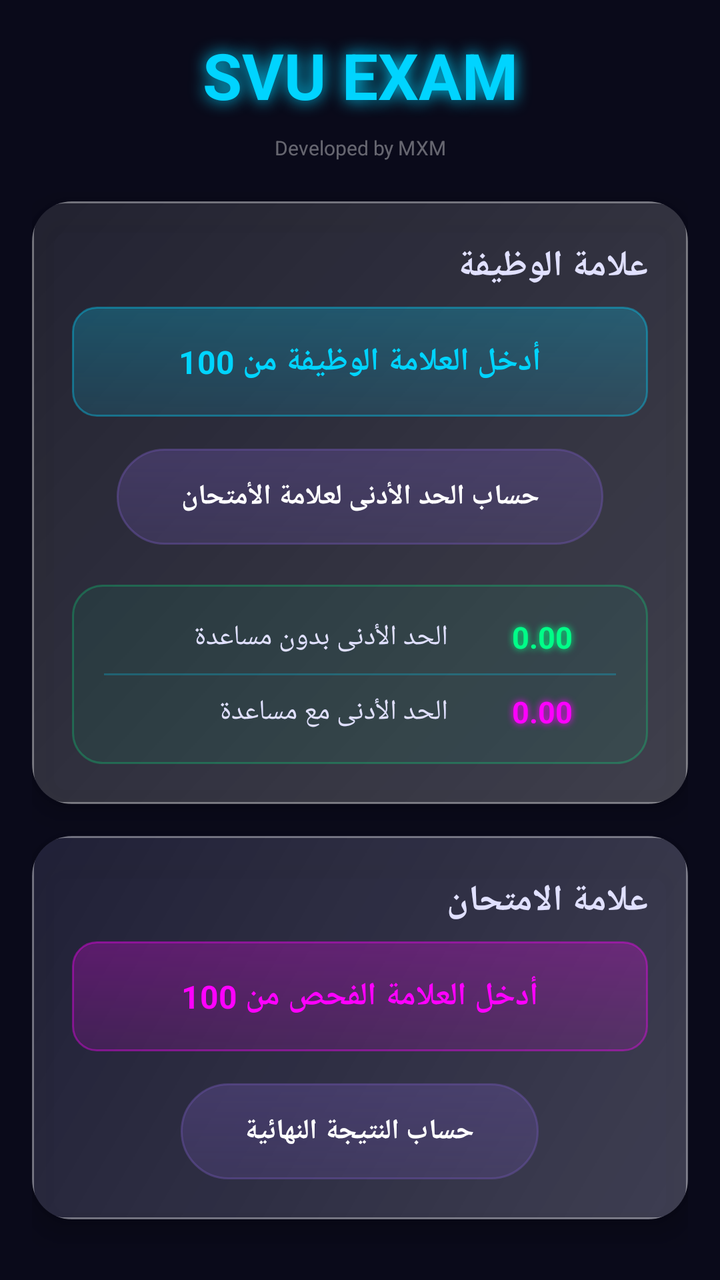
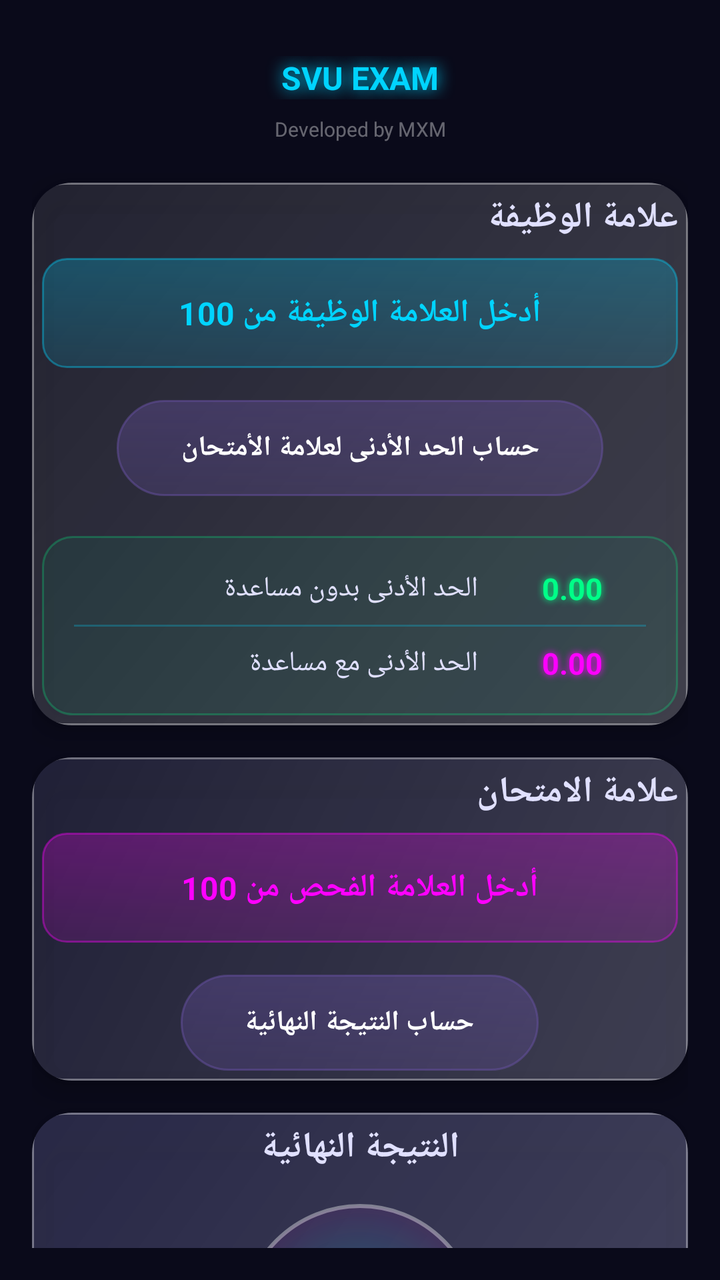

Compare the two renders of this Android layout. The source of the first and the diff that turns it into the second are given below.
<!-- AndroidManifest.xml: application theme Theme.MXM_SVU_EXAM -->
<!-- res/layout/activity_main.xml -->
<?xml version="1.0" encoding="utf-8"?>
<androidx.constraintlayout.widget.ConstraintLayout xmlns:android="http://schemas.android.com/apk/res/android"
    xmlns:app="http://schemas.android.com/apk/res-auto"
    android:layout_width="match_parent"
    android:layout_height="match_parent"
    android:background="#0A0A1A"
    android:padding="16dp">

    <TextView
        android:id="@+id/tvAppTitle"
        android:layout_width="0dp"
        android:layout_height="wrap_content"
        android:text="SVU EXAM"
        android:textColor="#00D4FF"
        android:textSize="32sp"
        android:textStyle="bold"
        android:gravity="center"
        android:shadowColor="#00D4FF"
        android:shadowDx="0"
        android:shadowDy="0"
        android:shadowRadius="20"
        app:layout_constraintEnd_toEndOf="parent"
        app:layout_constraintStart_toStartOf="parent"
        app:layout_constraintTop_toTopOf="parent" />

    <TextView
        android:id="@+id/tvDeveloper"
        android:layout_width="wrap_content"
        android:layout_height="wrap_content"
        android:text="Developed by MXM"
        android:textColor="#60FFFFFF"
        android:textSize="10sp"
        android:padding="4dp"
        app:layout_constraintEnd_toEndOf="parent"
        app:layout_constraintStart_toStartOf="parent"
        app:layout_constraintTop_toBottomOf="@+id/tvAppTitle"
        android:layout_marginTop="4dp" />

    <androidx.cardview.widget.CardView
        android:id="@+id/cardAssignment"
        android:layout_width="0dp"
        android:layout_height="wrap_content"
        app:cardCornerRadius="20dp"
        app:cardElevation="8dp"
        app:cardBackgroundColor="#801E1E2E"
        app:layout_constraintEnd_toEndOf="parent"
        app:layout_constraintStart_toStartOf="parent"
        app:layout_constraintTop_toBottomOf="@+id/tvDeveloper"
        android:layout_marginTop="16dp">

        <LinearLayout
            android:layout_width="match_parent"
            android:layout_height="wrap_content"
            android:orientation="vertical"
            android:padding="20dp"
            android:background="@drawable/glass_effect">

            <TextView
                android:layout_width="match_parent"
                android:layout_height="wrap_content"
                android:text="علامة الوظيفة"
                android:textColor="#E0E0FF"
                android:textSize="18sp"
                android:textStyle="bold"
                android:layout_marginBottom="8dp" />

            <EditText
                android:id="@+id/etAssignment"
                android:layout_width="match_parent"
                android:layout_height="55dp"
                android:inputType="numberDecimal"
                android:hint="أدخل العلامة الوظيفة من 100"
                android:textColor="#FFFFFF"
                android:textColorHint="#00D4FF"
                android:textSize="16sp"
                android:padding="16dp"
                android:background="@drawable/cyber_input"
                android:textStyle="bold"
                android:gravity="center" />

            <Button
                android:id="@+id/btnCalculateMin"
                android:layout_width="wrap_content"
                android:layout_height="48dp"
                android:text="حساب الحد الأدنى لعلامة الأمتحان"
                android:layout_gravity="center"
                android:layout_marginTop="16dp"
                android:paddingStart="32dp"
                android:paddingEnd="32dp"
                android:background="@drawable/cyber_button"
                android:textColor="#FFFFFF"
                android:textSize="14sp"
                android:textStyle="bold" />

            
            <LinearLayout
                android:layout_width="match_parent"
                android:layout_height="wrap_content"
                android:orientation="vertical"
                android:layout_marginTop="20dp"
                android:background="@drawable/neon_border"
                android:padding="16dp">

                <LinearLayout
                    android:layout_width="match_parent"
                    android:layout_height="wrap_content"
                    android:orientation="horizontal"
                    android:gravity="center_vertical"
                    android:paddingStart="8dp"
                    android:paddingEnd="8dp">

                    <TextView
                        android:layout_width="0dp"
                        android:layout_height="wrap_content"
                        android:layout_weight="1"
                        android:text="الحد الأدنى بدون مساعدة"
                        android:textColor="#E0E0FF"
                        android:textSize="14sp"
                        android:paddingEnd="16dp" />

                    <TextView
                        android:id="@+id/tvMinWithoutHelp"
                        android:layout_width="wrap_content"
                        android:layout_height="wrap_content"
                        android:text="0.00"
                        android:textColor="#00FF88"
                        android:textSize="15sp"
                        android:textStyle="bold"
                        android:shadowColor="#00FF88"
                        android:shadowDx="0"
                        android:shadowDy="0"
                        android:shadowRadius="8"
                        android:paddingStart="16dp"
                        android:minWidth="60dp" />

                </LinearLayout>

                <View
                    android:layout_width="match_parent"
                    android:layout_height="1dp"
                    android:background="#4000D4FF"
                    android:layout_marginVertical="8dp" />

                <LinearLayout
                    android:layout_width="match_parent"
                    android:layout_height="wrap_content"
                    android:orientation="horizontal"
                    android:gravity="center_vertical"
                    android:paddingStart="8dp"
                    android:paddingEnd="8dp">

                    <TextView
                        android:layout_width="0dp"
                        android:layout_height="wrap_content"
                        android:layout_weight="1"
                        android:text="الحد الأدنى مع مساعدة"
                        android:textColor="#E0E0FF"
                        android:textSize="14sp"
                        android:paddingEnd="16dp" />

                    <TextView
                        android:id="@+id/tvMinWithHelp"
                        android:layout_width="wrap_content"
                        android:layout_height="wrap_content"
                        android:text="0.00"
                        android:textColor="#FF00FF"
                        android:textSize="15sp"
                        android:textStyle="bold"
                        android:shadowColor="#FF00FF"
                        android:shadowDx="0"
                        android:shadowDy="0"
                        android:shadowRadius="8"
                        android:paddingStart="16dp"
                        android:minWidth="60dp" />

                </LinearLayout>
            </LinearLayout>
        </LinearLayout>
    </androidx.cardview.widget.CardView>

    
    <androidx.cardview.widget.CardView
        android:id="@+id/cardExam"
        android:layout_width="0dp"
        android:layout_height="wrap_content"
        app:cardCornerRadius="20dp"
        app:cardElevation="8dp"
        app:cardBackgroundColor="#801A1A3A"
        app:layout_constraintEnd_toEndOf="parent"
        app:layout_constraintStart_toStartOf="parent"
        app:layout_constraintTop_toBottomOf="@+id/cardAssignment"
        android:layout_marginTop="16dp">

        <LinearLayout
            android:layout_width="match_parent"
            android:layout_height="wrap_content"
            android:orientation="vertical"
            android:padding="20dp"
            android:background="@drawable/glass_effect">

            <TextView
                android:layout_width="match_parent"
                android:layout_height="wrap_content"
                android:text="علامة الامتحان"
                android:textColor="#E0E0FF"
                android:textSize="18sp"
                android:textStyle="bold"
                android:layout_marginBottom="8dp" />

            <EditText
                android:id="@+id/etExam"
                android:layout_width="match_parent"
                android:layout_height="55dp"
                android:inputType="numberDecimal"
                android:hint="أدخل العلامة الفحص من 100"
                android:textColor="#FFFFFF"
                android:textColorHint="#FF00FF"
                android:textSize="16sp"
                android:padding="16dp"
                android:background="@drawable/cyber_input_pink"
                android:textStyle="bold"
                android:gravity="center" />

            <Button
                android:id="@+id/btnCalculateFinal"
                android:layout_width="wrap_content"
                android:layout_height="48dp"
                android:text="حساب النتيجة النهائية"
                android:layout_gravity="center"
                android:layout_marginTop="16dp"
                android:paddingStart="32dp"
                android:paddingEnd="32dp"
                android:background="@drawable/cyber_button_pink"
                android:textColor="#FFFFFF"
                android:textSize="14sp"
                android:textStyle="bold" />
        </LinearLayout>
    </androidx.cardview.widget.CardView>

    
    <androidx.cardview.widget.CardView
        android:id="@+id/cardResult"
        android:layout_width="0dp"
        android:layout_height="wrap_content"
        app:cardCornerRadius="20dp"
        app:cardElevation="8dp"
        app:cardBackgroundColor="#802A2A5A"
        app:layout_constraintEnd_toEndOf="parent"
        app:layout_constraintStart_toStartOf="parent"
        app:layout_constraintTop_toBottomOf="@+id/cardExam"
        android:layout_marginTop="16dp"
        android:layout_marginBottom="8dp">

        <LinearLayout
            android:layout_width="match_parent"
            android:layout_height="wrap_content"
            android:orientation="vertical"
            android:padding="20dp"
            android:background="@drawable/glass_effect"
            android:gravity="center">

            <TextView
                android:layout_width="match_parent"
                android:layout_height="wrap_content"
                android:text="النتيجة النهائية"
                android:textColor="#E0E0FF"
                android:textSize="18sp"
                android:textStyle="bold"
                android:gravity="center"
                android:layout_marginBottom="16dp" />

            
            <RelativeLayout
                android:layout_width="120dp"
                android:layout_height="120dp"
                android:background="@drawable/circle_result"
                android:gravity="center">

                <TextView
                    android:id="@+id/tvResult"
                    android:layout_width="wrap_content"
                    android:layout_height="wrap_content"
                    android:text="0.00"
                    android:textColor="#FFFFFF"
                    android:textSize="24sp"
                    android:textStyle="bold"
                    android:layout_centerInParent="true" />

            </RelativeLayout>

            <TextView
                android:id="@+id/tvResultMessage"
                android:layout_width="match_parent"
                android:layout_height="wrap_content"
                android:gravity="center"
                android:textSize="14sp"
                android:layout_marginTop="12dp"
                android:text="أدخل العلامات لحساب النتيجة"
                android:textColor="#E0E0FF" />

            
            <LinearLayout
                android:layout_width="match_parent"
                android:layout_height="20dp"
                android:orientation="horizontal"
                android:layout_marginTop="16dp"
                android:gravity="center">

                <View
                    android:id="@+id/indicatorSuccess"
                    android:layout_width="0dp"
                    android:layout_height="6dp"
                    android:layout_weight="1"
                    android:background="#00FF88"
                    android:alpha="0.3"
                    android:layout_marginHorizontal="2dp" />

                <View
                    android:id="@+id/indicatorWarning"
                    android:layout_width="0dp"
                    android:layout_height="6dp"
                    android:layout_weight="1"
                    android:background="#FF00FF"
                    android:alpha="0.3"
                    android:layout_marginHorizontal="2dp" />

                <View
                    android:id="@+id/indicatorError"
                    android:layout_width="0dp"
                    android:layout_height="6dp"
                    android:layout_weight="1"
                    android:background="#00D4FF"
                    android:alpha="0.3"
                    android:layout_marginHorizontal="2dp" />

            </LinearLayout>

        </LinearLayout>
    </androidx.cardview.widget.CardView>



</androidx.constraintlayout.widget.ConstraintLayout>
<!-- resources referenced by this layout -->
<resources>
  <!-- drawable circle_result (drawable) -->
  <?xml version="1.0" encoding="utf-8"?>
  <shape xmlns:android="http://schemas.android.com/apk/res/android"
      android:shape="oval">
      <gradient
          android:type="radial"
          android:gradientRadius="60dp"
          android:centerX="0.5"
          android:centerY="0.5"
          android:startColor="#4000FF88"
          android:centerColor="#2000D4FF"
          android:endColor="#10FF00FF" />
      <stroke
          android:width="2dp"
          android:color="#60FFFFFF" />
  </shape>
  <!-- drawable cyber_button (drawable) -->
  <?xml version="1.0" encoding="utf-8"?>
  <shape xmlns:android="http://schemas.android.com/apk/res/android">
      <gradient
          android:angle="90"
          android:startColor="#4000D4FF"
          android:endColor="#6000D4FF" />
      <corners android:radius="24dp" />
      <stroke
          android:width="1dp"
          android:color="#80FFFFFF" />
  </shape>
  <!-- drawable cyber_button_pink (drawable) -->
  <?xml version="1.0" encoding="utf-8"?>
  <shape xmlns:android="http://schemas.android.com/apk/res/android">
      <gradient
          android:angle="90"
          android:startColor="#40FF00FF"
          android:endColor="#60FF00FF" />
      <corners android:radius="24dp" />
      <stroke
          android:width="1dp"
          android:color="#80FFFFFF" />
  </shape>
  <!-- drawable cyber_input (drawable) -->
  <?xml version="1.0" encoding="utf-8"?>
  <shape xmlns:android="http://schemas.android.com/apk/res/android">
      <gradient
          android:angle="90"
          android:startColor="#2000D4FF"
          android:endColor="#4000D4FF" />
      <corners android:radius="12dp" />
      <stroke
          android:width="1dp"
          android:color="#6000D4FF" />
  </shape>
  <!-- drawable cyber_input_pink (drawable) -->
  <?xml version="1.0" encoding="utf-8"?>
  <shape xmlns:android="http://schemas.android.com/apk/res/android">
      <gradient
          android:angle="90"
          android:startColor="#20FF00FF"
          android:endColor="#40FF00FF" />
      <corners android:radius="12dp" />
      <stroke
          android:width="1dp"
          android:color="#60FF00FF" />
  </shape>
  <!-- drawable glass_effect (drawable) -->
  <?xml version="1.0" encoding="utf-8"?>
  <shape xmlns:android="http://schemas.android.com/apk/res/android">
      <gradient
          android:angle="135"
          android:startColor="#30FFFFFF"
          android:centerColor="#20FFFFFF"
          android:endColor="#10FFFFFF" />
      <corners android:radius="16dp" />
      <stroke
          android:width="1dp"
          android:color="#60FFFFFF" />
  </shape>
  <!-- drawable neon_border (drawable) -->
  <?xml version="1.0" encoding="utf-8"?>
  <shape xmlns:android="http://schemas.android.com/apk/res/android">
      <solid android:color="#1000FF88" />
      <corners android:radius="15dp" />
      <stroke
          android:width="1dp"
          android:color="#4000FF88" />
  </shape>
  <style name="Theme.MXM_SVU_EXAM" parent="Base.Theme.MXM_SVU_EXAM" />
  <style name="Base.Theme.MXM_SVU_EXAM" parent="Theme.Material3.DayNight.NoActionBar">
          
          
      </style>
</resources>

<!-- the commit's change to res/layout/activity_main.xml (unified diff, before → after) -->
@@ -10,16 +10,18 @@
         android:id="@+id/tvAppTitle"
         android:layout_width="0dp"
         android:layout_height="wrap_content"
-        android:text="SVU EXAM"
-        android:textColor="#00D4FF"
-        android:textSize="32sp"
-        android:textStyle="bold"
+        android:layout_marginTop="12dp"
         android:gravity="center"
         android:shadowColor="#00D4FF"
         android:shadowDx="0"
         android:shadowDy="0"
         android:shadowRadius="20"
-        app:layout_constraintEnd_toEndOf="parent"
+        android:text="SVU EXAM"
+        android:textColor="#00D4FF"
+        android:textSize="16sp"
+        android:textStyle="bold"
+        app:layout_constraintEnd_toEndOf="parent"
+        app:layout_constraintHorizontal_bias="0.0"
         app:layout_constraintStart_toStartOf="parent"
         app:layout_constraintTop_toTopOf="parent" />
 
@@ -52,7 +54,7 @@
             android:layout_width="match_parent"
             android:layout_height="wrap_content"
             android:orientation="vertical"
-            android:padding="20dp"
+            android:padding="5dp"
             android:background="@drawable/glass_effect">
 
             <TextView
@@ -195,7 +197,7 @@
             android:layout_width="match_parent"
             android:layout_height="wrap_content"
             android:orientation="vertical"
-            android:padding="20dp"
+            android:padding="5dp"
             android:background="@drawable/glass_effect">
 
             <TextView
@@ -255,7 +257,7 @@
             android:layout_width="match_parent"
             android:layout_height="wrap_content"
             android:orientation="vertical"
-            android:padding="20dp"
+            android:padding="5dp"
             android:background="@drawable/glass_effect"
             android:gravity="center">
 
